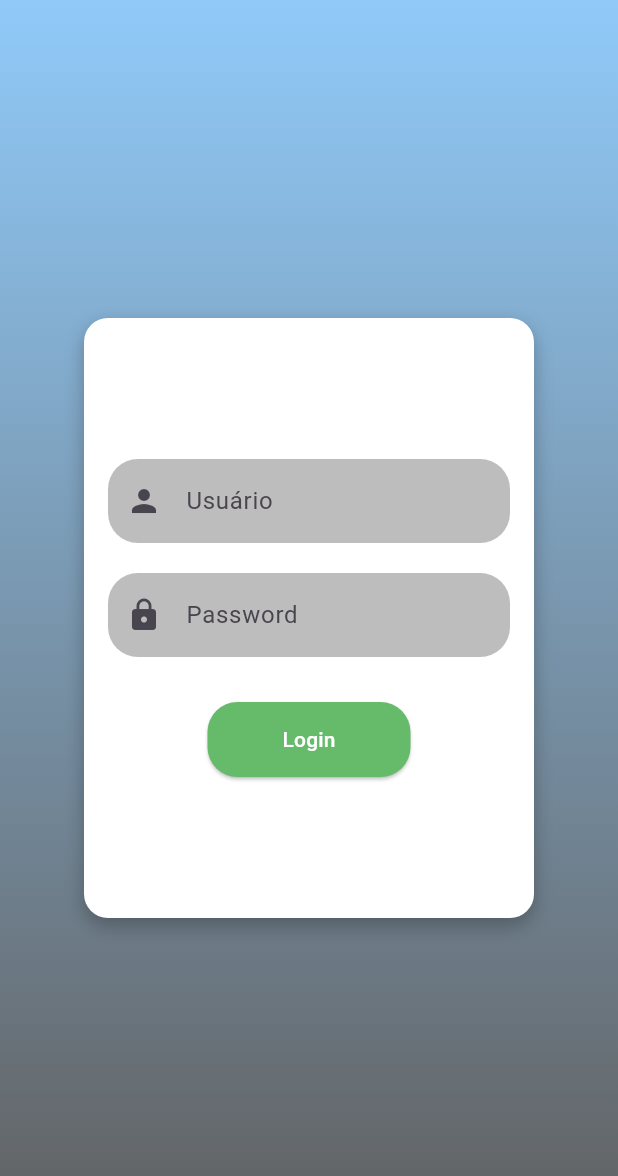
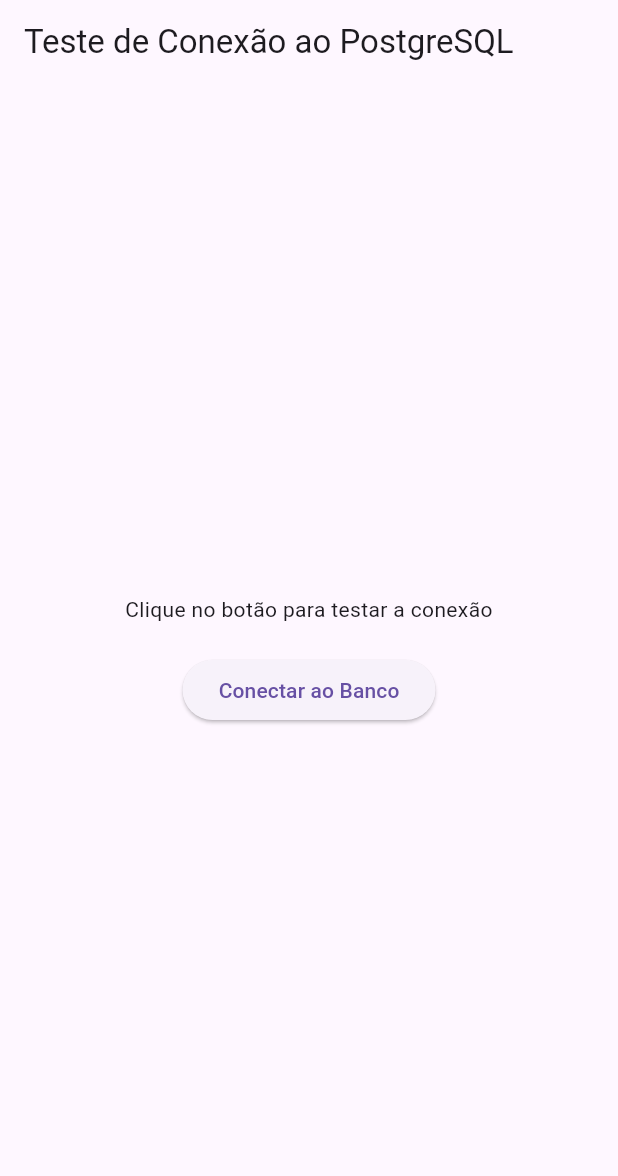
Before and after one commit to gabrielsilva611/estoque_escola_app, a Flutter app: the screen it shows after launch, on a phone screen of 412 x 824 dp. Shown: the top 1176 px of the screen. Run offline on Flutter 3.47's test engine with Material 3 defaults, Android fonts, the phone set to English and light mode, and no system bars; our stand-ins replace supabase_flutter; missing offline and left inert: postgres; accounts and stored records are empty.

Commit message:
postgres added

```diff
--- a/lib/main.dart
+++ b/lib/main.dart
@@ -1,9 +1,17 @@
 import 'package:flutter/material.dart';
 import '/login_screen.dart';
 import 'package:supabase_flutter/supabase_flutter.dart';
+import 'package:postgres/postgres.dart';
 
 
-void app() {
+void main() async {
+  // Inicialize o Supabase
+  await Supabase.initialize(
+    url: 'https://ykppnlhznvhlfsgngzuy.supabase.co', // Substitua pela URL do seu Supabase
+    anonKey:
+        'eyJhbGciOiJIUzI1NiIsInR5cCI6IkpXVCJ9.eyJpc3MiOiJzdXBhYmFzZSIsInJlZiI6InlrcHBubGh6bnZobGZzZ25nenV5Iiwicm9sZSI6ImFub24iLCJpYXQiOjE3MzA4NDUzMjMsImV4cCI6MjA0NjQyMTMyM30.tNYUmX3pHwxE9YiYCdQdvX3fKVRiAF33yFCTpdfVVx4', // Substitua pela sua anonKey
+  );
+
   runApp(MyApp());
 }
 
@@ -11,15 +19,75 @@
   @override
   Widget build(BuildContext context) {
     return MaterialApp(
-      home: LoginScreen(),
+      home: DatabaseTestScreen(),
     );
   }
 }
 
-Future<void> main() async {
-  await Supabase.initialize(
-    url: 'https://ykppnlhznvhlfsgngzuy.supabase.co',
-    anonKey: 'eyJhbGciOiJIUzI1NiIsInR5cCI6IkpXVCJ9.eyJpc3MiOiJzdXBhYmFzZSIsInJlZiI6InlrcHBubGh6bnZobGZzZ25nenV5Iiwicm9sZSI6ImFub24iLCJpYXQiOjE3MzA4NDUzMjMsImV4cCI6MjA0NjQyMTMyM30.tNYUmX3pHwxE9YiYCdQdvX3fKVRiAF33yFCTpdfVVx4',
-  );
-  runApp(MyApp());
+class DatabaseTestScreen extends StatefulWidget {
+  @override
+  _DatabaseTestScreenState createState() => _DatabaseTestScreenState();
 }
+
+class _DatabaseTestScreenState extends State<DatabaseTestScreen> {
+  String connectionStatus = 'Clique no botão para testar a conexão';
+
+  Future<void> connectToDatabase() async {
+    final connection = PostgreSQLConnection(
+      'aws-0-sa-east-1.pooler.supabase.com', // Host do banco
+      6543, // Porta
+      'Controle de Estoque', // Nome do banco
+      username: 'postgres', // Usuário
+      password: 'Gordo@viado', // Substitua pela senha real do banco
+      useSSL: true, // Supabase exige SSL
+    );
+
+    try {
+      // Abrir a conexão
+      await connection.open();
+      setState(() {
+        connectionStatus = 'Conexão estabelecida com sucesso!';
+      });
+
+      // Realizar uma consulta
+      final results = await connection.query('SELECT NOW();');
+      print('Data/Hora do servidor: ${results[0][0]}');
+
+      // Atualizar o status na interface
+      setState(() {
+        connectionStatus = 'Consulta realizada com sucesso: ${results[0][0]}';
+      });
+
+      // Fechar a conexão
+      await connection.close();
+    } catch (e) {
+      setState(() {
+        connectionStatus = 'Erro ao conectar: $e';
+      });
+    }
+  }
+
+  @override
+  Widget build(BuildContext context) {
+    return Scaffold(
+      appBar: AppBar(
+        title: Text('Teste de Conexão ao PostgreSQL'),
+      ),
+      body: Center(
+        child: Column(
+          mainAxisAlignment: MainAxisAlignment.center,
+          children: [
+            Text(connectionStatus, textAlign: TextAlign.center),
+            SizedBox(height: 20),
+            ElevatedButton(
+              onPressed: connectToDatabase,
+              child: Text('Conectar ao Banco'),
+            ),
+          ],
+        ),
+      ),
+    );
+  }
+
+  PostgreSQLConnection(String s, int i, String t, {required String username, required String password, required bool useSSL}) {}
+}
--- a/pubspec.yaml
+++ b/pubspec.yaml
@@ -7,6 +7,7 @@
   sdk: ^3.5.4
 
 dependencies:
+  postgres: ^3.4.4
   flutter:
     sdk: flutter
   supabase_flutter: ^2.0.0
```
Also changed, not shown: pubspec.lock.
